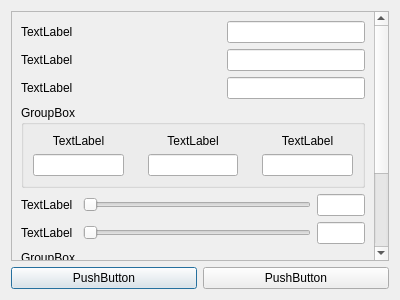
This is frontend/src/app/edit_assist_program_config_dialog.ui in JaderoChan/LineageCheating as Qt 5 draws it before an edit. The edited form follows.
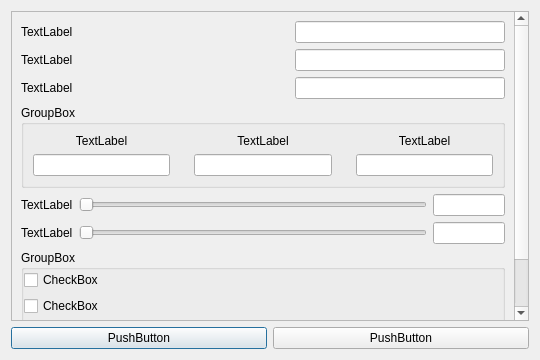
This is the edited form.

Patch:
```diff
--- a/frontend/src/app/edit_assist_program_config_dialog.ui
+++ b/frontend/src/app/edit_assist_program_config_dialog.ui
@@ -6,10 +6,22 @@
    <rect>
     <x>0</x>
     <y>0</y>
-    <width>400</width>
-    <height>300</height>
+    <width>540</width>
+    <height>360</height>
    </rect>
   </property>
+  <property name="minimumSize">
+   <size>
+    <width>540</width>
+    <height>360</height>
+   </size>
+  </property>
+  <property name="maximumSize">
+   <size>
+    <width>540</width>
+    <height>360</height>
+   </size>
+  </property>
   <property name="font">
    <font>
     <stylestrategy>PreferAntialias</stylestrategy>
@@ -28,8 +40,8 @@
       <property name="geometry">
        <rect>
         <x>0</x>
-        <y>-66</y>
-        <width>363</width>
+        <y>0</y>
+        <width>503</width>
         <height>346</height>
        </rect>
       </property>
@@ -81,18 +93,6 @@
                 </property>
                 <item>
                  <widget class="QLabel" name="colorConfidenceTextLabel">
-                  <property name="minimumSize">
-                   <size>
-                    <width>56</width>
-                    <height>0</height>
-                   </size>
-                  </property>
-                  <property name="maximumSize">
-                   <size>
-                    <width>56</width>
-                    <height>16777215</height>
-                   </size>
-                  </property>
                   <property name="text">
                    <string>TextLabel</string>
                   </property>
@@ -109,13 +109,13 @@
                  <widget class="QLineEdit" name="colorConfidenceLineEdit">
                   <property name="minimumSize">
                    <size>
-                    <width>48</width>
+                    <width>72</width>
                     <height>0</height>
                    </size>
                   </property>
                   <property name="maximumSize">
                    <size>
-                    <width>48</width>
+                    <width>64</width>
                     <height>16777215</height>
                    </size>
                   </property>
@@ -204,18 +204,6 @@
              </item>
              <item row="0" column="0">
               <widget class="QLabel" name="treatTimeIntervalTextLabel">
-               <property name="minimumSize">
-                <size>
-                 <width>56</width>
-                 <height>0</height>
-                </size>
-               </property>
-               <property name="maximumSize">
-                <size>
-                 <width>56</width>
-                 <height>16777215</height>
-                </size>
-               </property>
                <property name="text">
                 <string>TextLabel</string>
                </property>
@@ -244,18 +232,6 @@
                 </property>
                 <item>
                  <widget class="QLabel" name="backhomeHpThresholdTextLabel">
-                  <property name="minimumSize">
-                   <size>
-                    <width>56</width>
-                    <height>0</height>
-                   </size>
-                  </property>
-                  <property name="maximumSize">
-                   <size>
-                    <width>56</width>
-                    <height>16777215</height>
-                   </size>
-                  </property>
                   <property name="text">
                    <string>TextLabel</string>
                   </property>
@@ -272,13 +248,13 @@
                  <widget class="QLineEdit" name="backhomeHpThresholdLineEdit">
                   <property name="minimumSize">
                    <size>
-                    <width>48</width>
+                    <width>64</width>
                     <height>0</height>
                    </size>
                   </property>
                   <property name="maximumSize">
                    <size>
-                    <width>48</width>
+                    <width>72</width>
                     <height>16777215</height>
                    </size>
                   </property>
@@ -292,18 +268,6 @@
              </item>
              <item row="2" column="0">
               <widget class="QLabel" name="cpsTextLabel">
-               <property name="minimumSize">
-                <size>
-                 <width>56</width>
-                 <height>0</height>
-                </size>
-               </property>
-               <property name="maximumSize">
-                <size>
-                 <width>56</width>
-                 <height>16777215</height>
-                </size>
-               </property>
                <property name="text">
                 <string>TextLabel</string>
                </property>
@@ -311,18 +275,6 @@
              </item>
              <item row="1" column="0">
               <widget class="QLabel" name="frameGetterTimeoutTextLabel">
-               <property name="minimumSize">
-                <size>
-                 <width>56</width>
-                 <height>0</height>
-                </size>
-               </property>
-               <property name="maximumSize">
-                <size>
-                 <width>56</width>
-                 <height>16777215</height>
-                </size>
-               </property>
                <property name="text">
                 <string>TextLabel</string>
                </property>
```
